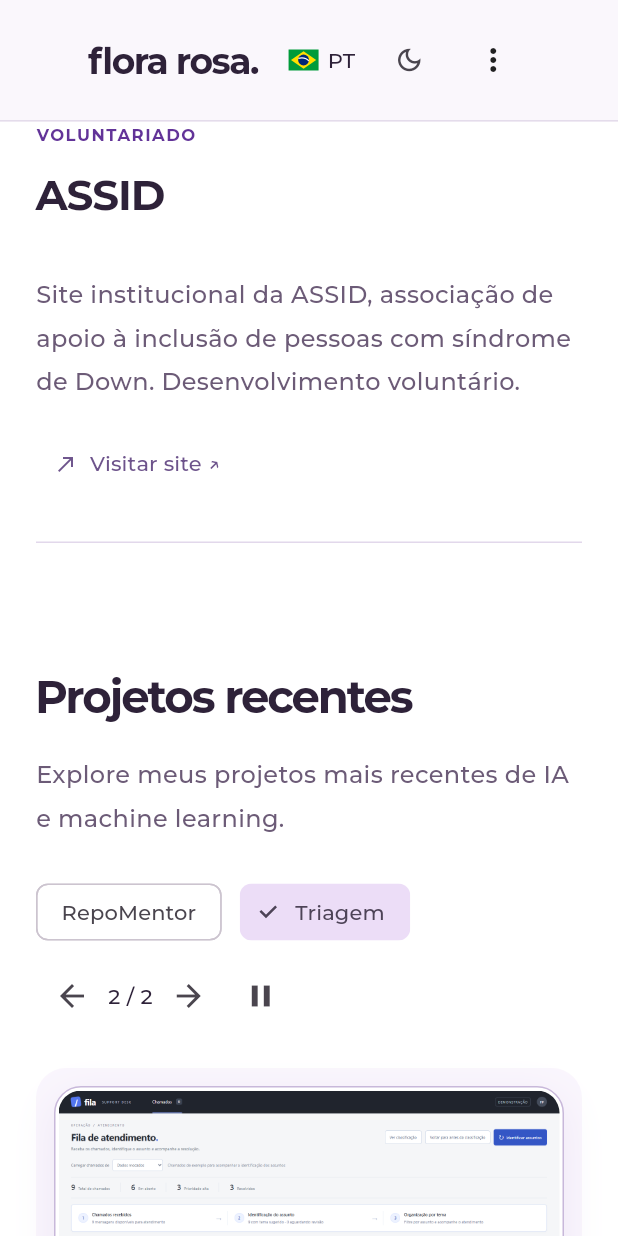
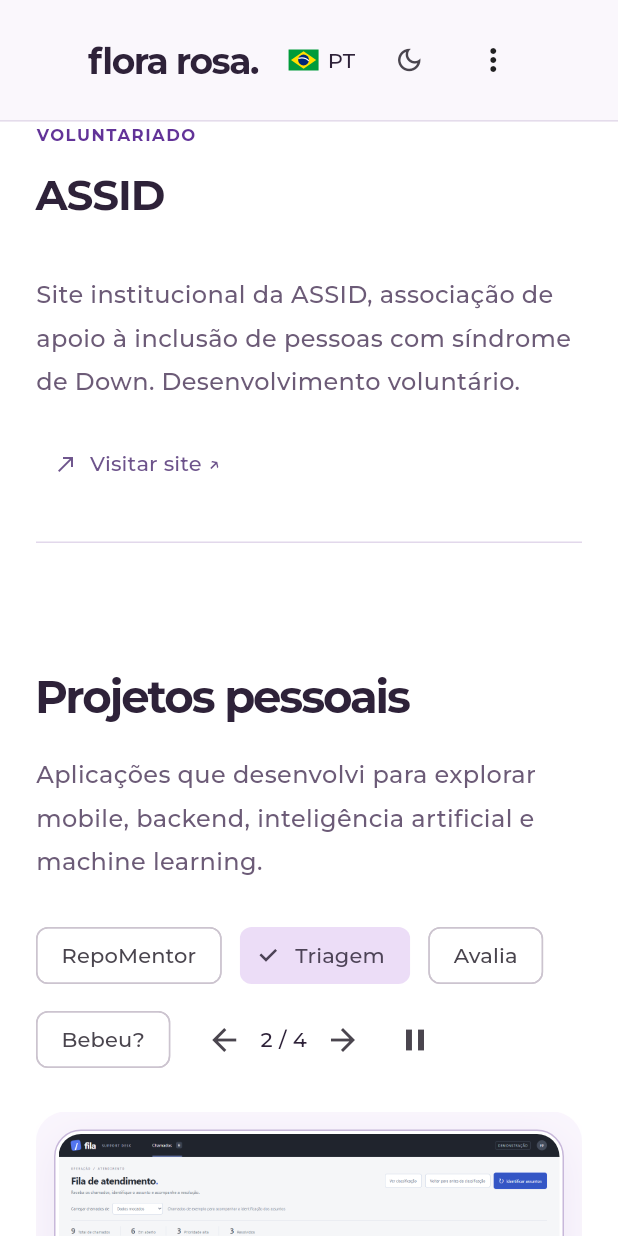
Before and after one commit to FloraRosaPupo/Portifolio, a Flutter app: the screen it shows after launch, scrolled down 2304 dp, after a tap on "Triagem", on a phone screen of 412 x 824 dp. Run offline on Flutter 3.47's test engine with Material 3 defaults, Android fonts, the phone set to English and light mode, and no system bars; missing offline and left inert: dart:html, dart:ui_web; project files that could hold a hidden picture were left out.

Commit message:
feat: unifica quatro projetos pessoais em PageView automatico

```diff
--- a/lib/features/portfolio/data/translations.dart
+++ b/lib/features/portfolio/data/translations.dart
@@ -1,6 +1,12 @@
 // Portuguese is the source language. Product and technology names stay unchanged.
 const translations = <String, (String, String)>{
   'Projetos recentes': ('Recent projects', 'Proyectos recientes'),
+  'Projetos pessoais': ('Personal projects', 'Proyectos personales'),
+  'Aplicações que desenvolvi para explorar mobile, backend, inteligência artificial e machine learning.':
+      (
+    'Applications I built to explore mobile, backend, artificial intelligence and machine learning.',
+    'Aplicaciones que desarrollé para explorar mobile, backend, inteligencia artificial y machine learning.',
+  ),
   'Pausar carrossel': ('Pause carousel', 'Pausar carrusel'),
   'Retomar carrossel': ('Resume carousel', 'Reanudar carrusel'),
   'Explore meus projetos mais recentes de IA e machine learning.': (
--- a/lib/features/portfolio/presentation/portfolio_page.dart
+++ b/lib/features/portfolio/presentation/portfolio_page.dart
@@ -2,6 +2,7 @@ import 'dart:async';
 import 'preferences.dart';
 import 'project_preview.dart';
 import 'package:flutter/material.dart';
+import 'package:flutter/rendering.dart';
 import 'package:url_launcher/url_launcher.dart';
 import '../data/content.dart';
 
@@ -379,101 +380,11 @@ class _PortfolioPageState extends State<PortfolioPage> {
                                         open('https://www.assid.org.br/'),
                                   ),
                                   const SizedBox(height: 64),
-                                  const Heading('Projetos recentes'),
+                                  const Heading('Projetos pessoais'),
                                   const Body(
-                                      'Explore meus projetos mais recentes de IA e machine learning.'),
+                                      'Aplicações que desenvolvi para explorar mobile, backend, inteligência artificial e machine learning.'),
                                   const SizedBox(height: 24),
                                   RecentProjects(onOpen: open),
-                                  const SizedBox(height: 40),
-                                  const Eyebrow(
-                                      'PROJETOS AUTORAIS / APRENDIZADO'),
-                                  const SizedBox(height: 24),
-                                  Column(
-                                    children: [
-                                      ProjectCard(
-                                        title: 'Avalia',
-                                        video: 'previews/avalia.mp4',
-                                        category:
-                                            'EDUCAÇÃO / INTELIGÊNCIA ARTIFICIAL',
-                                        image:
-                                            'assets/projects/avalia-dashboard.png',
-                                        description:
-                                            'Projeto autoral de aprendizado para correção de provas com IA. Desenvolvi a aplicação em Flutter com Cubit, Supabase e testes.',
-                                        tags: const [
-                                          'Flutter',
-                                          'Dart',
-                                          'Cubit',
-                                          'BLoC',
-                                          'Supabase',
-                                          'Google Gemini',
-                                          'Equatable',
-                                          'Image Picker',
-                                          'File Picker',
-                                          'CSV',
-                                          'Lottie',
-                                          'Timeago',
-                                          'Flutter Colorpicker',
-                                          'Dotted Border',
-                                          'Font Awesome',
-                                          'flutter_dotenv',
-                                          'Flutter Test',
-                                          'bloc_test',
-                                          'Mocktail',
-                                          'Flutter Lints',
-                                          'Flutter Native Splash',
-                                          'Flutter Launcher Icons',
-                                        ],
-                                        onTap: () =>
-                                            open('$github/projeto_Avalia'),
-                                        background: const Color(0xFFEAE0F5),
-                                      ),
-                                      const SizedBox(height: 56),
-                                      ProjectCard(
-                                        title: 'Bebeu?',
-                                        video: 'previews/bebeu.mp4',
-                                        category: 'BEM-ESTAR / FULL STACK',
-                                        image: 'assets/projects/bebeu.png',
-                                        description:
-                                            'Projeto autoral de aprendizado para acompanhar a hidratação. Desenvolvi o app Flutter e o backend em Node.js e PostgreSQL.',
-                                        tags: const [
-                                          'Flutter',
-                                          'Dart',
-                                          'Node.js',
-                                          'TypeScript',
-                                          'Express',
-                                          'Prisma',
-                                          'PostgreSQL',
-                                          'JWT',
-                                          'bcrypt',
-                                          'CORS',
-                                          'dotenv',
-                                          'Provider',
-                                          'BLoC',
-                                          'GoRouter',
-                                          'SQLite / sqflite',
-                                          'Shared Preferences',
-                                          'Supabase Flutter',
-                                          'Home Widget',
-                                          'Notificações locais',
-                                          'Secure Storage',
-                                          'Connectivity Plus',
-                                          'Path Provider',
-                                          'Intl',
-                                          'Timezone',
-                                          'Lottie / dotLottie',
-                                          'Android Alarm Manager Plus',
-                                          'Flutter Test',
-                                          'Mocktail',
-                                          'Flutter Lints',
-                                          'Flutter Native Splash',
-                                          'Flutter Launcher Icons',
-                                        ],
-                                        onTap: () =>
-                                            open('$github/controle_agua'),
-                                        background: const Color(0xFFF0E6F8),
-                                      ),
-                                    ],
-                                  ),
                                   const SizedBox(height: 40),
                                   button(
                                     'Mais projetos no GitHub ↗',
@@ -949,6 +860,9 @@ class RecentProjects extends StatefulWidget {
 
 class _RecentProjectsState extends State<RecentProjects> {
   int index = 0;
+  final pages = PageController();
+  final pageHeights = <int, double>{};
+  bool dragging = false;
   late final Timer timer;
   bool paused = false, hovered = false;
   int elapsed = 0;
@@ -960,7 +874,10 @@ class _RecentProjectsState extends State<RecentProjects> {
       if (!mounted ||
           paused ||
           hovered ||
-          MediaQuery.disableAnimationsOf(context)) return;
+          dragging ||
+          MediaQuery.disableAnimationsOf(context)) {
+        return;
+      }
       final box = context.findRenderObject();
       if (box is! RenderBox || !box.hasSize) return;
       final top = box.localToGlobal(Offset.zero).dy;
@@ -973,59 +890,23 @@ class _RecentProjectsState extends State<RecentProjects> {
   @override
   void dispose() {
     timer.cancel();
+    pages.dispose();
     super.dispose();
   }
 
-  void move(int delta) => setState(() {
-        index = (index + delta) % 2;
+  void move(int delta) {
     elapsed = 0;
-      });
+    final target = (index + delta) % 4;
+    if (MediaQuery.disableAnimationsOf(context)) {
+      pages.jumpToPage(target);
+    } else {
+      pages.animateToPage(target,
+          duration: const Duration(milliseconds: 450),
+          curve: Curves.easeInOutCubic);
+    }
+  }
 
-  @override
-  Widget build(BuildContext context) => MouseRegion(
-        onEnter: (_) => hovered = true,
-        onExit: (_) => hovered = false,
-        child: Column(
-          crossAxisAlignment: CrossAxisAlignment.start,
-          children: [
-            Wrap(
-              spacing: 12,
-              runSpacing: 8,
-              crossAxisAlignment: WrapCrossAlignment.center,
-              children: [
-                for (final entry in ['RepoMentor', 'Triagem'].asMap().entries)
-                  ChoiceChip(
-                    label: Text(entry.value),
-                    selected: index == entry.key,
-                    onSelected: (_) => move(entry.key - index),
-                  ),
-                Row(mainAxisSize: MainAxisSize.min, children: [
-                  IconButton(
-                    tooltip: tr(context, 'Projeto anterior'),
-                    onPressed: () => move(-1),
-                    icon: const Icon(Icons.arrow_back),
-                  ),
-                  Semantics(liveRegion: true, child: Text('${index + 1} / 2')),
-                  IconButton(
-                    tooltip: tr(context, 'Próximo projeto'),
-                    onPressed: () => move(1),
-                    icon: const Icon(Icons.arrow_forward),
-                  ),
-                  if (!MediaQuery.disableAnimationsOf(context))
-                    IconButton(
-                      tooltip: tr(context,
-                          paused ? 'Retomar carrossel' : 'Pausar carrossel'),
-                      onPressed: () => setState(() {
-                        paused = !paused;
-                        elapsed = 0;
-                      }),
-                      icon: Icon(paused ? Icons.play_arrow : Icons.pause),
-                    ),
-                ]),
-              ],
-            ),
-            const SizedBox(height: 24),
-            if (index == 0)
+  List<ProjectCard> projectCards() => [
         ProjectCard(
           key: const ValueKey('repomentor'),
           title: 'RepoMentor',
@@ -1064,8 +945,7 @@ class _RecentProjectsState extends State<RecentProjects> {
           ],
           onTap: () => widget.onOpen('$github/repomentor'),
           background: const Color(0xFFEAE0F5),
-              )
-            else
+        ),
         ProjectCard(
           key: const ValueKey('triagem'),
           title: 'Triagem',
@@ -1101,9 +981,211 @@ class _RecentProjectsState extends State<RecentProjects> {
           onTap: () => widget.onOpen('$github/ticket-triage-ml'),
           background: const Color(0xFFF0E6F8),
         ),
+        ProjectCard(
+          key: const ValueKey('personal-2'),
+          title: 'Avalia',
+          video: 'previews/avalia.mp4',
+          category: 'EDUCAÇÃO / INTELIGÊNCIA ARTIFICIAL',
+          image: 'assets/projects/avalia-dashboard.png',
+          description:
+              'Projeto autoral de aprendizado para correção de provas com IA. Desenvolvi a aplicação em Flutter com Cubit, Supabase e testes.',
+          tags: const [
+            'Flutter',
+            'Dart',
+            'Cubit',
+            'BLoC',
+            'Supabase',
+            'Google Gemini',
+            'Equatable',
+            'Image Picker',
+            'File Picker',
+            'CSV',
+            'Lottie',
+            'Timeago',
+            'Flutter Colorpicker',
+            'Dotted Border',
+            'Font Awesome',
+            'flutter_dotenv',
+            'Flutter Test',
+            'bloc_test',
+            'Mocktail',
+            'Flutter Lints',
+            'Flutter Native Splash',
+            'Flutter Launcher Icons',
+          ],
+          onTap: () => widget.onOpen('$github/projeto_Avalia'),
+          background: const Color(0xFFEAE0F5),
+        ),
+        ProjectCard(
+          key: const ValueKey('personal-3'),
+          title: 'Bebeu?',
+          video: 'previews/bebeu.mp4',
+          category: 'BEM-ESTAR / FULL STACK',
+          image: 'assets/projects/bebeu.png',
+          description:
+              'Projeto autoral de aprendizado para acompanhar a hidratação. Desenvolvi o app Flutter e o backend em Node.js e PostgreSQL.',
+          tags: const [
+            'Flutter',
+            'Dart',
+            'Node.js',
+            'TypeScript',
+            'Express',
+            'Prisma',
+            'PostgreSQL',
+            'JWT',
+            'bcrypt',
+            'CORS',
+            'dotenv',
+            'Provider',
+            'BLoC',
+            'GoRouter',
+            'SQLite / sqflite',
+            'Shared Preferences',
+            'Supabase Flutter',
+            'Home Widget',
+            'Notificações locais',
+            'Secure Storage',
+            'Connectivity Plus',
+            'Path Provider',
+            'Intl',
+            'Timezone',
+            'Lottie / dotLottie',
+            'Android Alarm Manager Plus',
+            'Flutter Test',
+            'Mocktail',
+            'Flutter Lints',
+            'Flutter Native Splash',
+            'Flutter Launcher Icons',
+          ],
+          onTap: () => widget.onOpen('$github/controle_agua'),
+          background: const Color(0xFFF0E6F8),
+        )
+      ];
+
+  @override
+  Widget build(BuildContext context) => MouseRegion(
+        onEnter: (_) => hovered = true,
+        onExit: (_) => hovered = false,
+        child: Column(
+          crossAxisAlignment: CrossAxisAlignment.start,
+          children: [
+            Wrap(
+              spacing: 12,
+              runSpacing: 8,
+              crossAxisAlignment: WrapCrossAlignment.center,
+              children: [
+                for (final entry in [
+                  'RepoMentor',
+                  'Triagem',
+                  'Avalia',
+                  'Bebeu?'
+                ].asMap().entries)
+                  ChoiceChip(
+                    label: Text(entry.value),
+                    selected: index == entry.key,
+                    onSelected: (_) => move(entry.key - index),
+                  ),
+                Row(mainAxisSize: MainAxisSize.min, children: [
+                  IconButton(
+                    tooltip: tr(context, 'Projeto anterior'),
+                    onPressed: () => move(-1),
+                    icon: const Icon(Icons.arrow_back),
+                  ),
+                  Semantics(liveRegion: true, child: Text('${index + 1} / 4')),
+                  IconButton(
+                    tooltip: tr(context, 'Próximo projeto'),
+                    onPressed: () => move(1),
+                    icon: const Icon(Icons.arrow_forward),
+                  ),
+                  if (!MediaQuery.disableAnimationsOf(context))
+                    IconButton(
+                      tooltip: tr(context,
+                          paused ? 'Retomar carrossel' : 'Pausar carrossel'),
+                      onPressed: () => setState(() {
+                        paused = !paused;
+                        elapsed = 0;
+                      }),
+                      icon: Icon(paused ? Icons.play_arrow : Icons.pause),
+                    ),
+                ]),
+              ],
+            ),
+            const SizedBox(height: 24),
+            SizedBox(
+              height: pageHeights[index] ?? 720,
+              child: NotificationListener<ScrollNotification>(
+                onNotification: (notification) {
+                  if (notification is ScrollStartNotification &&
+                      notification.dragDetails != null) {
+                    dragging = true;
+                  }
+                  if (notification is ScrollEndNotification) {
+                    dragging = false;
+                    elapsed = 0;
+                  }
+                  return false;
+                },
+                child: PageView(
+                  controller: pages,
+                  onPageChanged: (value) => setState(() {
+                    index = value;
+                    elapsed = 0;
+                  }),
+                  children: [
+                    for (final entry in projectCards().asMap().entries)
+                      OverflowBox(
+                        alignment: Alignment.topCenter,
+                        minHeight: 0,
+                        maxHeight: double.infinity,
+                        child: _MeasureProject(
+                          onSize: (size) {
+                            if (mounted &&
+                                pageHeights[entry.key] != size.height) {
+                              setState(
+                                  () => pageHeights[entry.key] = size.height);
+                            }
+                          },
+                          child: entry.value,
+                        ),
+                      ),
+                  ],
+                ),
+              ),
+            ),
           ],
         ),
       );
+}
+
+class _MeasureProject extends SingleChildRenderObjectWidget {
+  final ValueChanged<Size> onSize;
+  const _MeasureProject({required this.onSize, required super.child});
+
+  @override
+  RenderObject createRenderObject(BuildContext context) => _ProjectSize(onSize);
+
+  @override
+  void updateRenderObject(
+      BuildContext context, covariant _ProjectSize renderObject) {
+    renderObject.onSize = onSize;
+  }
+}
+
+class _ProjectSize extends RenderProxyBox {
+  ValueChanged<Size> onSize;
+  Size? previous;
+  _ProjectSize(this.onSize);
+
+  @override
+  void performLayout() {
+    super.performLayout();
+    if (size == previous) return;
+    previous = size;
+    final measured = size;
+    WidgetsBinding.instance.addPostFrameCallback((_) {
+      if (attached) onSize(measured);
+    });
+  }
 }
 
 class ProjectCard extends StatelessWidget {
@@ -1127,7 +1209,7 @@ class ProjectCard extends StatelessWidget {
   @override
   Widget build(BuildContext context) => LayoutBuilder(
         builder: (context, constraints) {
-          final sideBySide = constraints.maxWidth >= 760 && aspectRatio < 1;
+          final sideBySide = constraints.maxWidth >= 760;
           final preview = Container(
             width: double.infinity,
             padding: EdgeInsets.all(sideBySide ? 28 : 12),
@@ -1138,7 +1220,7 @@ class ProjectCard extends StatelessWidget {
             child: Center(
               child: ConstrainedBox(
                 constraints:
-                    BoxConstraints(maxWidth: aspectRatio > 1 ? 760 : 340),
+                    BoxConstraints(maxWidth: aspectRatio > 1 ? 760 : 240),
                 child: Container(
                   padding: const EdgeInsets.all(2),
                   decoration: BoxDecoration(
```
Also changed, not shown: 4 other files. Lines whose indentation alone changed are shown as unchanged.
